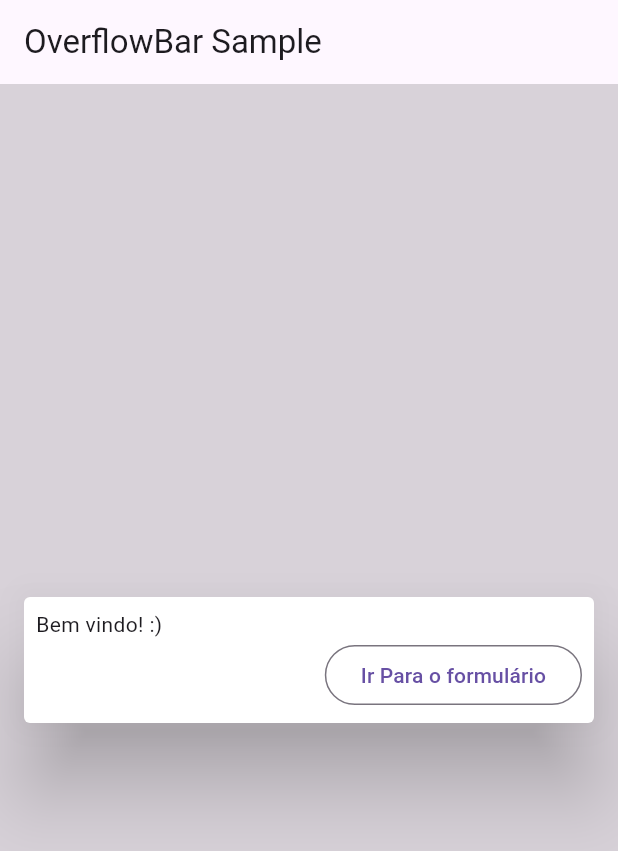
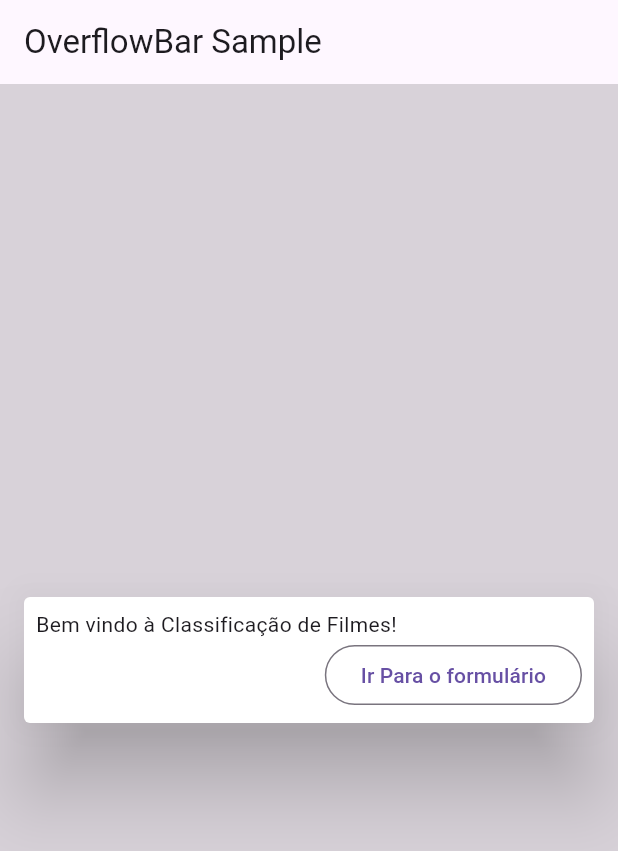
Before and after one commit to Davi-A-Gonca/Classificacao_de_Filmes, a Flutter app: the screen it shows after launch, on a phone screen of 412 x 824 dp. Shown: the top 851 px of the screen. Run offline on Flutter 3.47's test engine with Material 3 defaults, Android fonts, the phone set to English and light mode, and no system bars.

Commit message:
Update main.dart

```diff
--- a/Frontend/lib/main.dart
+++ b/Frontend/lib/main.dart
@@ -40,7 +40,7 @@ class OverflowBarExample extends StatelessWidget {
               mainAxisSize: MainAxisSize.min,
               crossAxisAlignment: CrossAxisAlignment.stretch,
               children: <Widget>[
-                const Text('Bem vindo! :)'),
+                const Text('Bem vindo à Classificação de Filmes!'),
                 Align(
                   alignment: AlignmentDirectional.centerEnd,
                   child: OverflowBar(
```
